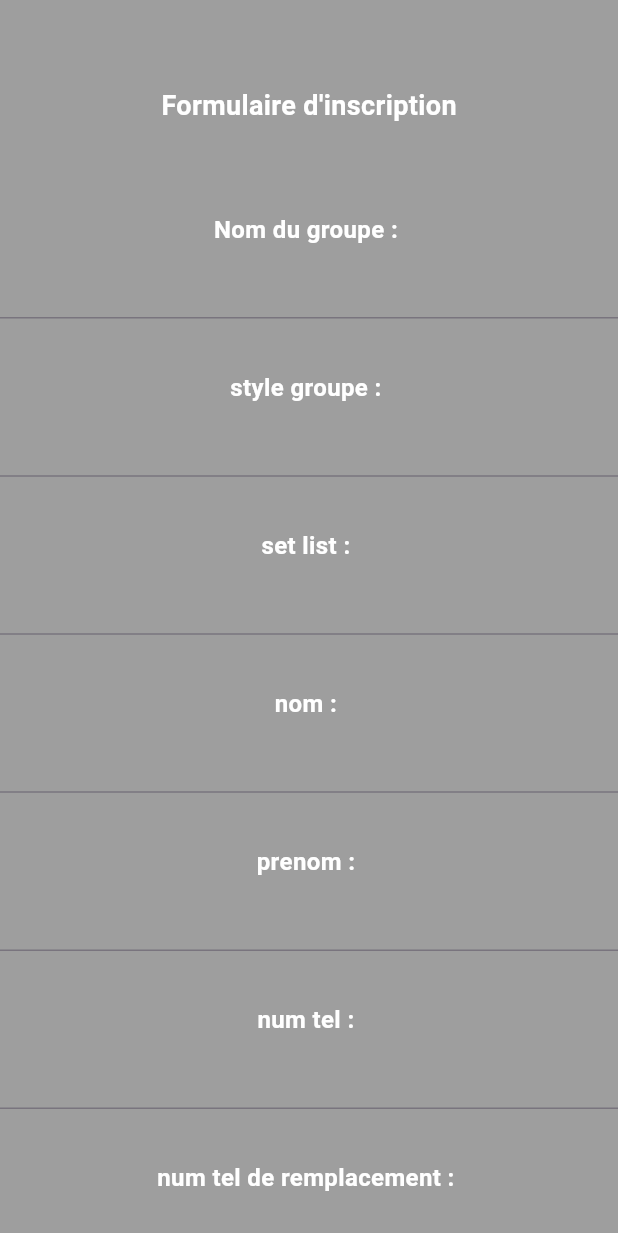
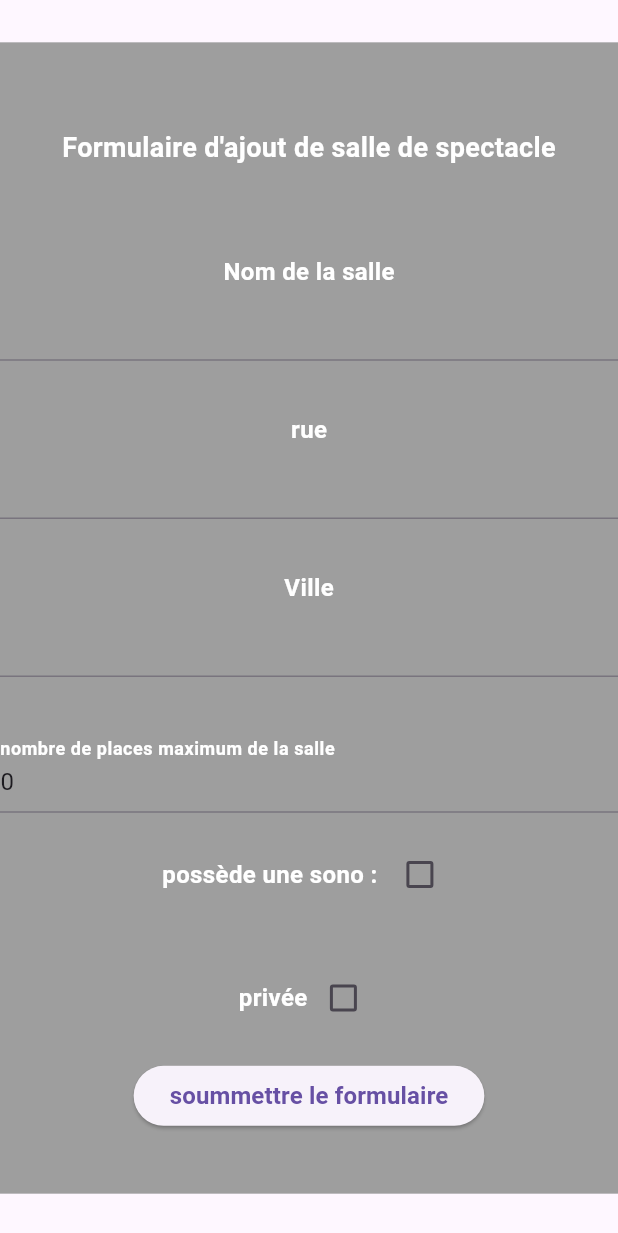
Before and after one commit to DavidBarboutie/ukruzwa, a Flutter app: the screen it shows after launch, on a phone screen of 412 x 824 dp. Shown: the top 1233 px of the screen. Run offline on Flutter 3.47's test engine with Material 3 defaults, Android fonts, the phone set to English and light mode, and no system bars; our stand-ins replace cloud_firestore, firebase_auth, firebase_core, flutter_bloc, google_sign_in; accounts and stored records are empty.

Commit message:
epreuve blanche
ajout form ajout salle spectacle
ajout sso google

```diff
--- a/lib/data/datasource/remote/firebase.dart
+++ b/lib/data/datasource/remote/firebase.dart
@@ -1,9 +1,5 @@
 import 'package:cloud_firestore/cloud_firestore.dart';
 import 'package:firebase_auth/firebase_auth.dart';
-import 'package:ukruzwa/domain/models/candidat_class.dart';
-import 'package:ukruzwa/domain/models/contact_class.dart';
-import 'package:ukruzwa/domain/models/group_class.dart';
-import 'package:ukruzwa/domain/models/sono_class.dart';
 
 Future<List<Map<String, dynamic>>> getDocsInFirebase(String collection) async {
   //connexion a la BDD
--- /dev/null
+++ b/lib/domain/models/salle_spectacle_class.dart
@@ -0,0 +1,61 @@
+import 'package:cloud_firestore/cloud_firestore.dart';
+
+class SalleSpectacleClass {
+  String? nom;
+  String? adresseRue;
+  String? adresseVille;
+  int? nbplaceMax;
+  String? structure;
+  String? idSono;
+
+  SalleSpectacleClass({
+    this.nom,
+    this.adresseRue,
+    this.adresseVille,
+    this.nbplaceMax,
+    this.structure,
+    this.idSono,
+  });
+
+  Future<void> create() async {
+    FirebaseFirestore db = FirebaseFirestore.instance;
+    final docVille = db.collection("SalleSpectacle").doc();
+    await docVille.set({
+      "nom": nom,
+      "adresseRue": adresseRue,
+      "adresseVille": adresseVille,
+      "nbplaceMax": nbplaceMax,
+      "structure": structure,
+      "sono": idSono,
+    });
+  }
+
+  // Future<void> read(String id) async {
+  //   FirebaseFirestore db = FirebaseFirestore.instance;
+  //   final docVille = db.collection("SalleSpectacle").doc(id);
+  //   var getData = await docVille.get();
+  //   Map<String, dynamic>? data = getData.data();
+  //   nom = data?["nom"];
+  //   adresseRue = data?["adresseRue"];
+  //   adresseVille = data?["adresseVille"];
+  //   nbplaceMax = data?["nbplaceMax"];
+  //   structure = data?["structure"];
+  // }
+
+  // Future<void> update(String id) async {
+  //   FirebaseFirestore db = FirebaseFirestore.instance;
+  //   final docVille = db.collection("SalleSpectacle").doc(id);
+  //   await docVille.set({
+  //     "nom": nom,
+  //     "adresseRue": adresseRue,
+  //     "adresseVille": adresseVille,
+  //     "nbplaceMax": nbplaceMax,
+  //     "structure": structure,
+  //   });
+  // }
+
+  // void delete(String id) {
+  //   FirebaseFirestore db = FirebaseFirestore.instance;
+  //   db.collection("SalleSpectacle").doc(id).delete();
+  // }
+}
--- a/lib/main.dart
+++ b/lib/main.dart
@@ -1,7 +1,7 @@
 import 'package:firebase_core/firebase_core.dart';
 import 'package:flutter/material.dart';
 import 'package:flutter_bloc/flutter_bloc.dart';
-import 'package:ukruzwa/presentation/pages/formulaire_inscription.dart';
+import 'package:ukruzwa/presentation/pages/formulaire_salle_spectacle.dart';
 import 'package:ukruzwa/utils/constants/firebase_options.dart';
 import 'package:ukruzwa/presentation/bloc/home/home_bloc.dart';
 import 'package:ukruzwa/presentation/pages/home.dart';
@@ -24,6 +24,6 @@ class MainApp extends StatelessWidget {
 
   @override
   Widget build(BuildContext context) {
-    return const MaterialApp(home: Inscription());
+    return const MaterialApp(home: SalleSpectacle());
   }
 }
--- a/lib/presentation/bloc/inscription/inscription_bloc.dart
+++ b/lib/presentation/bloc/inscription/inscription_bloc.dart
@@ -1,5 +1,4 @@
 import 'package:flutter_bloc/flutter_bloc.dart';
-import 'package:ukruzwa/data/datasource/remote/firebase.dart';
 import 'package:ukruzwa/domain/models/candidat_class.dart';
 import 'package:ukruzwa/domain/models/contact_class.dart';
 import 'package:ukruzwa/domain/models/group_class.dart';
--- /dev/null
+++ b/lib/presentation/bloc/salle_spectacle/salle_spectacle_event.dart
@@ -0,0 +1,25 @@
+class SalleSpectacleEvent {
+  const SalleSpectacleEvent();
+}
+
+class AddDataSalleSpectacleEvent extends SalleSpectacleEvent {
+  final String? nom;
+  final String? adresseRue;
+  final String? adresseVille;
+  final int? nbplaceMax;
+  final String? structure;
+  final bool? sono;
+
+  const AddDataSalleSpectacleEvent(
+    this.nom,
+    this.adresseRue,
+    this.adresseVille,
+    this.nbplaceMax,
+    this.structure,
+    this.sono,
+  ) : super();
+}
+
+class RetourEvent extends SalleSpectacleEvent {
+  RetourEvent() : super();
+}
--- /dev/null
+++ b/lib/presentation/bloc/salle_spectacle/salle_spectacle_state.dart
@@ -0,0 +1,12 @@
+sealed class SalleSpectacleState {
+  const SalleSpectacleState();
+}
+
+class SalleSpectacleStateInitial extends SalleSpectacleState {
+  const SalleSpectacleStateInitial() : super();
+}
+
+class AddDataState extends SalleSpectacleState {
+  final bool send;
+  const AddDataState(this.send) : super();
+}
--- a/lib/presentation/bloc/sono/sono_bloc.dart
+++ b/lib/presentation/bloc/sono/sono_bloc.dart
@@ -1,5 +1,4 @@
 import 'package:flutter_bloc/flutter_bloc.dart';
-import 'package:ukruzwa/data/datasource/remote/firebase.dart';
 import 'package:ukruzwa/domain/models/sono_class.dart';
 import 'package:ukruzwa/presentation/bloc/sono/sono_state.dart';
 import 'package:ukruzwa/presentation/bloc/sono/sono_event.dart';
--- a/lib/presentation/pages/formulaire_inscription.dart
+++ b/lib/presentation/pages/formulaire_inscription.dart
@@ -1,10 +1,6 @@
-import 'dart:convert';
-
-import 'package:cloud_firestore/cloud_firestore.dart';
 import 'package:flutter/material.dart';
 import 'package:flutter/services.dart';
 import 'package:flutter_bloc/flutter_bloc.dart';
-import 'package:ukruzwa/domain/models/group_class.dart';
 import 'package:ukruzwa/presentation/bloc/inscription/inscription_bloc.dart';
 import 'package:ukruzwa/presentation/bloc/inscription/inscription_state.dart';
 import 'package:ukruzwa/presentation/bloc/inscription/inscription_event.dart';
--- /dev/null
+++ b/lib/presentation/pages/formulaire_salle_spectacle.dart
@@ -0,0 +1,240 @@
+import 'package:flutter/material.dart';
+import 'package:flutter/services.dart';
+import 'package:flutter_bloc/flutter_bloc.dart';
+import 'package:ukruzwa/presentation/bloc/salle_spectacle/salle_spectacle_bloc.dart';
+import 'package:ukruzwa/presentation/bloc/salle_spectacle/salle_spectacle_state.dart';
+import 'package:ukruzwa/presentation/bloc/salle_spectacle/salle_spectacle_event.dart';
+import 'package:ukruzwa/presentation/pages/formulaire_sono.dart';
+
+class SalleSpectacle extends StatefulWidget {
+  const SalleSpectacle({super.key});
+
+  @override
+  State<SalleSpectacle> createState() => _SalleSpectacleState();
+}
+
+class _SalleSpectacleState extends State<SalleSpectacle> {
+  TextEditingController nomSalle = TextEditingController(text: "");
+  TextEditingController adresseRue = TextEditingController(text: "");
+  TextEditingController adresseVille = TextEditingController(text: "");
+  TextEditingController nbPlacesMax = TextEditingController(text: "0");
+  TextEditingController structure = TextEditingController(text: "");
+  bool? sonoBool = false;
+  bool? privee = false;
+
+  @override
+  Widget build(BuildContext context) {
+    return BlocProvider(
+      create: (context) => SalleSpectacleBloc(),
+      child: BlocBuilder<SalleSpectacleBloc, SalleSpectacleState>(
+        builder: (BuildContext context, state) {
+          return Scaffold(
+            body: Center(
+              child: SingleChildScrollView(
+                child: Container(
+                  color: Colors.grey,
+                  child: Column(
+                    children: [
+                      SizedBox(
+                          height: MediaQuery.sizeOf(context).height * 0.07),
+                      const Center(
+                        child: Text(
+                          "Formulaire d'ajout de salle de spectacle",
+                          style: TextStyle(
+                              fontWeight: FontWeight.bold,
+                              fontSize: 18,
+                              color: Colors.white),
+                        ),
+                      ),
+                      SizedBox(
+                          height: MediaQuery.sizeOf(context).height * 0.07),
+                      //formulaire
+                      Column(
+                        mainAxisAlignment: MainAxisAlignment.center,
+                        children: [
+                          Container(
+                            child: Column(
+                              children: [
+                                const Text(
+                                  "Nom de la salle",
+                                  style: TextStyle(
+                                      fontWeight: FontWeight.bold,
+                                      fontSize: 16,
+                                      color: Colors.white),
+                                ),
+                                Container(
+                                  height:
+                                      MediaQuery.of(context).size.height * 0.1,
+                                  child: TextFormField(controller: nomSalle),
+                                ),
+                              ],
+                            ),
+                          ),
+                          const Text(
+                            "rue",
+                            style: TextStyle(
+                                fontWeight: FontWeight.bold,
+                                fontSize: 16,
+                                color: Colors.white),
+                          ),
+                          Container(
+                            height: MediaQuery.of(context).size.height * 0.1,
+                            child: TextFormField(controller: adresseRue),
+                          ),
+                          const Text(
+                            "Ville",
+                            style: TextStyle(
+                                fontWeight: FontWeight.bold,
+                                fontSize: 16,
+                                color: Colors.white),
+                          ),
+                          Container(
+                            height: MediaQuery.of(context).size.height * 0.1,
+                            child: TextFormField(controller: adresseVille),
+                          ),
+
+                          //filtrer les chiffres pour le prix
+                          TextFormField(
+                              controller: nbPlacesMax,
+                              keyboardType: TextInputType.number,
+                              inputFormatters: <TextInputFormatter>[
+                                FilteringTextInputFormatter.digitsOnly
+                              ],
+                              decoration: const InputDecoration(
+                                  labelText:
+                                      "nombre de places maximum de la salle",
+                                  labelStyle: TextStyle(
+                                    fontWeight: FontWeight.bold,
+                                    fontSize: 16,
+                                    color: Colors.white,
+                                  ))),
+
+                          Row(
+                            mainAxisAlignment: MainAxisAlignment.center,
+                            children: [
+                              const Text(
+                                "possède une sono : ",
+                                style: TextStyle(
+                                    fontWeight: FontWeight.bold,
+                                    fontSize: 16,
+                                    color: Colors.white),
+                              ),
+                              Container(
+                                  height:
+                                      MediaQuery.of(context).size.height * 0.1,
+                                  child: Checkbox(
+                                    value: sonoBool,
+                                    onChanged: (bool? value) {
+                                      setState(() {
+                                        sonoBool = value;
+                                      });
+                                    },
+                                  )),
+                            ],
+                          ),
+                          //choix de la structure
+                          Row(
+                            mainAxisAlignment: MainAxisAlignment.center,
+                            children: [
+                              const Text(
+                                "privée",
+                                style: TextStyle(
+                                    fontWeight: FontWeight.bold,
+                                    fontSize: 16,
+                                    color: Colors.white),
+                              ),
+                              Container(
+                                  height:
+                                      MediaQuery.of(context).size.height * 0.1,
+                                  child: Checkbox(
+                                    value: privee,
+                                    onChanged: (bool? value) {
+                                      setState(() {
+                                        privee = value;
+                                      });
+                                    },
+                                  )),
+                            ],
+                          ),
+                          ElevatedButton(
+                            onPressed: () {
+                              String struct;
+                              if (privee == true) {
+                                struct = "privée";
+                              } else {
+                                struct = "publique";
+                              }
+
+                              //si sono est cocher rediriger vers le formulaire de sono, sinon finaliser l'inscription
+                              bool sono = false;
+                              if (sonoBool == null) {
+                                sono = false;
+                              } else {
+                                sono = sonoBool!;
+                              }
+                              //envoie des données a la bdd
+                              BlocProvider.of<SalleSpectacleBloc>(context).add(
+                                AddDataSalleSpectacleEvent(
+                                  nomSalle.text,
+                                  adresseRue.text,
+                                  adresseVille.text,
+                                  int.parse(nbPlacesMax.text),
+                                  // structure.text,
+                                  struct,
+                                  sono,
+                                ),
+                              );
+                              sono
+                                  ? WidgetsBinding.instance
+                                      .addPostFrameCallback(
+                                      (_) {
+                                        Navigator.pushReplacement(
+                                          context,
+                                          MaterialPageRoute(
+                                            builder: (context) => const Sono(),
+                                          ),
+                                        );
+                                      },
+                                    )
+                                  : showDialog(
+                                      context: context,
+                                      builder: (context) {
+                                        return AlertDialog(
+                                          title: const Text("inscription"),
+                                          content: const Text(
+                                              "inscription finalisée"),
+                                          actions: [
+                                            TextButton(
+                                              onPressed: () {
+                                                Navigator.pop(context);
+                                              },
+                                              child: const Text("OK"),
+                                            )
+                                          ],
+                                        );
+                                      },
+                                    );
+                            },
+                            child: const Text(
+                              "soummettre le formulaire",
+                              style: TextStyle(
+                                fontWeight: FontWeight.bold,
+                                fontSize: 16,
+                              ),
+                            ),
+                          ),
+                          SizedBox(
+                              height: MediaQuery.sizeOf(context).height * 0.05),
+                        ],
+                      ),
+                    ],
+                  ),
+                ),
+              ),
+            ),
+          );
+        },
+      ),
+    );
+  }
+}
--- a/lib/presentation/pages/formulaire_sono.dart
+++ b/lib/presentation/pages/formulaire_sono.dart
@@ -1,12 +1,8 @@
-import 'dart:convert';
-
-import 'package:cloud_firestore/cloud_firestore.dart';
 import 'package:flutter/material.dart';
 import 'package:flutter/services.dart';
 import 'package:flutter_bloc/flutter_bloc.dart';
 import 'package:ukruzwa/presentation/bloc/sono/sono_bloc.dart';
 import 'package:ukruzwa/presentation/bloc/sono/sono_state.dart';
-
 import 'package:ukruzwa/presentation/bloc/sono/sono_event.dart';
 
 class Sono extends StatefulWidget {
--- a/lib/presentation/pages/home.dart
+++ b/lib/presentation/pages/home.dart
@@ -6,6 +6,7 @@ import 'package:ukruzwa/presentation/bloc/home/home_bloc.dart';
 import 'package:ukruzwa/presentation/bloc/home/home_event.dart';
 import 'package:ukruzwa/presentation/bloc/home/home_state.dart';
 import 'package:ukruzwa/presentation/pages/formulaire_inscription.dart';
+import 'package:google_sign_in/google_sign_in.dart';
 
 class Home extends StatefulWidget {
   const Home({super.key});
--- a/pubspec.yaml
+++ b/pubspec.yaml
@@ -38,7 +38,8 @@ dependencies:
   flutter_bloc: ^8.1.6
   firebase_core: ^3.6.0
   cloud_firestore: ^5.4.4
-  firebase_auth: ^5.3.1
+  firebase_auth: ^5.3.3
+  google_sign_in: ^6.2.2
 
 dev_dependencies:
   flutter_test:
```
Also changed, not shown: lib/app/google-services.json (added, +29 -0 lines), lib/presentation/bloc/salle_spectacle/salle_spectacle_bloc.dart (added, +24 -0 lines), pubspec.lock, 1 other file.
